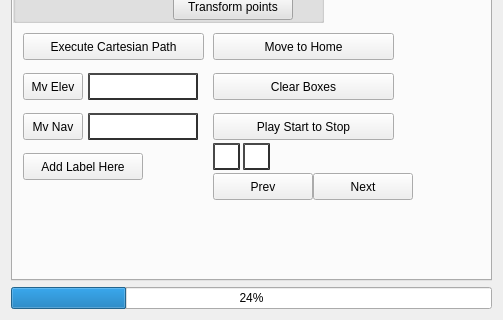
This is moveit_cartesian_plan_plugin/src/widgets/path_planning_widget.ui in peanut-robotics/fermi as Qt 5 draws it before an edit; both pictures show x 0 to 503 and y 324 to 644 of the 503 by 644 pixel window. The edited form follows.
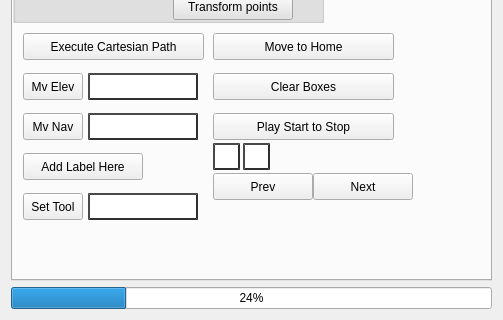
This is the edited form. The open tabs and pages were chosen to show the change.

Commit message: Add tool load and save

What changed in the file:
```diff
--- a/moveit_cartesian_plan_plugin/src/widgets/path_planning_widget.ui
+++ b/moveit_cartesian_plan_plugin/src/widgets/path_planning_widget.ui
@@ -452,6 +452,34 @@
 								</rect>
 							</property>
 						</widget>
+						<widget class="QPushButton" name="set_tool_btn">
+							<property name="geometry">
+								<rect>
+									<x>10</x>
+									<y>480</y>
+									<width>60</width>
+									<height>27</height>
+								</rect>
+							</property>
+							<property name="text">
+								<string>Set Tool</string>
+							</property>
+						</widget>
+						<widget class="QLineEdit" name="tool_name_lbl">
+							<property name="styleSheet">
+								<string notr="true">border-style: outset;
+											border-width: 2px;
+											border-color :rgb(48, 48, 48)</string>
+							</property>
+							<property name="geometry">
+								<rect>
+									<x>75</x>
+									<y>480</y>
+									<width>110</width>
+									<height>27</height>
+								</rect>
+							</property>
+						</widget>
 						<widget class="QLabel" name="label_4">
 							<property name="geometry">
 								<rect>
```
The commit also changes 1 other file.
